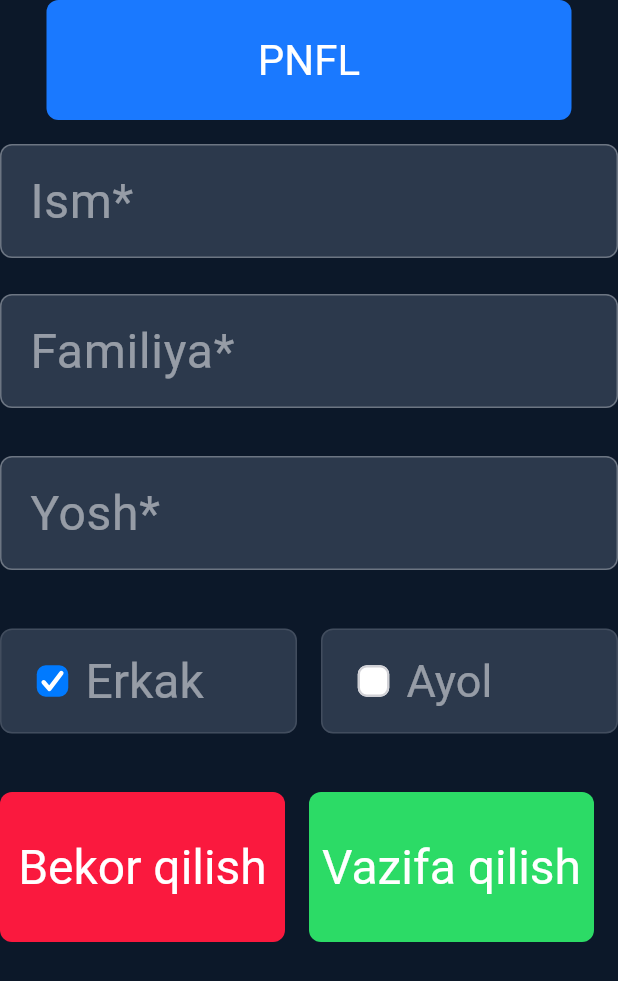
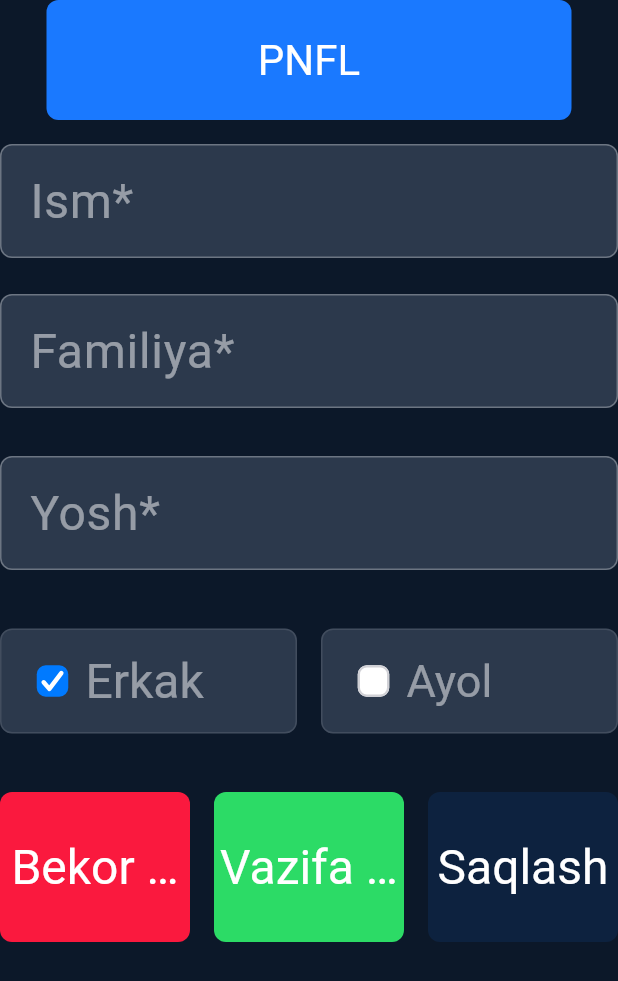
Before and after one commit to abdulazizmalikov18/tmed_kiosk, a Flutter app: the AddUsetIteam widget shown alone on an empty page, opened directly with empty values, on a phone screen of 412 x 824 dp. Shown: the top 981 px of the screen. Run offline on Flutter 3.47's test engine with Material 3 defaults, Android fonts, the phone set to English and light mode, and no system bars; drawn by our look-alikes of keyboard_dismisser; our stand-ins replace audioplayers, carousel_slider, connectivity_plus, dio, dropdown_button2, easy_date_timeline and 24 more; missing offline and left inert: camera_macos, camera_platform_interface, flutter_barcode_listener, kiosk_mode, panorama_viewer, qr_code_scanner; accounts and stored records are empty; network calls fail; Roboto replaces fonts that are missing (Museo_Sans_Cyrl).

Commit message:
mode fix

```diff
--- a/lib/features/cart/presentation/widgets/add_user_iteam.dart
+++ b/lib/features/cart/presentation/widgets/add_user_iteam.dart
@@ -253,18 +253,32 @@ class _AddUsetIteamState extends State<AddUsetIteam> with AddUserViweModel {
                         if (state.selectAccount.selectAccount.status != 2)
                           const SizedBox(width: 16),
                       ],
-                      // if (state.selectAccount.selectAccount.status != 2)
-                      //   Expanded(
-                      //     child: WButton(
-                      //       height: 100,
-                      //       textStyle: const TextStyle(fontSize: 32),
-                      //       isLoading: state.status.isInProgress,
-                      //       isDisabled: !isChanged,
-                      //       onTap: () {
-                      //       },
-                      //       text: LocaleKeys.adduser_save.tr(),
-                      //     ),
-                      //   ),
+                      if (state.selectAccount.selectAccount.status != 2)
+                        Expanded(
+                          child: WButton(
+                            height: 100,
+                            textStyle: const TextStyle(fontSize: 32),
+                            isLoading: state.status.isInProgress,
+                            isDisabled: !isChanged,
+                            onTap: () {
+                              if (widget.vm.isCreat) {
+                                if (_dateFormKey.currentState!.validate()) {
+                                  ScaffoldMessenger.of(context).showSnackBar(
+                                    SnackBar(
+                                      content: Text(
+                                          LocaleKeys.processing_data.tr()),
+                                    ),
+                                  );
+                                }
+                              } else {
+                                if (_dateFormKey.currentState!.validate()) {
+                                  createUser();
+                                }
+                              }
+                            },
+                            text: LocaleKeys.adduser_save.tr(),
+                          ),
+                        ),
                     ],
                   ),
                   const SizedBox(height: 48),
```
